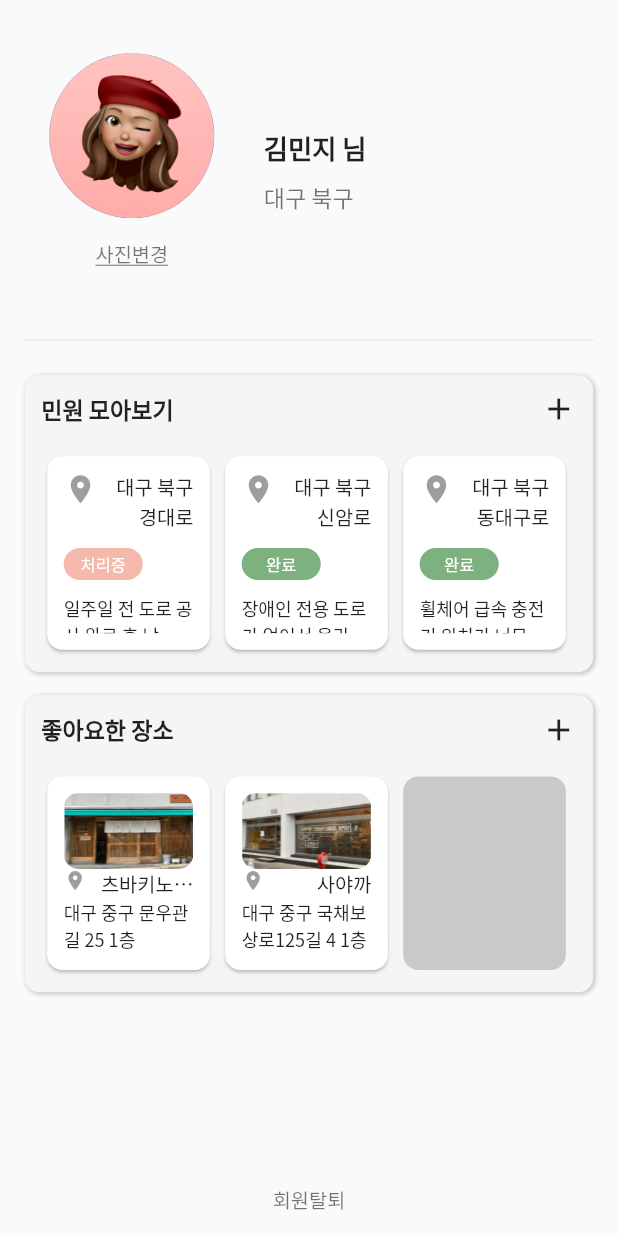
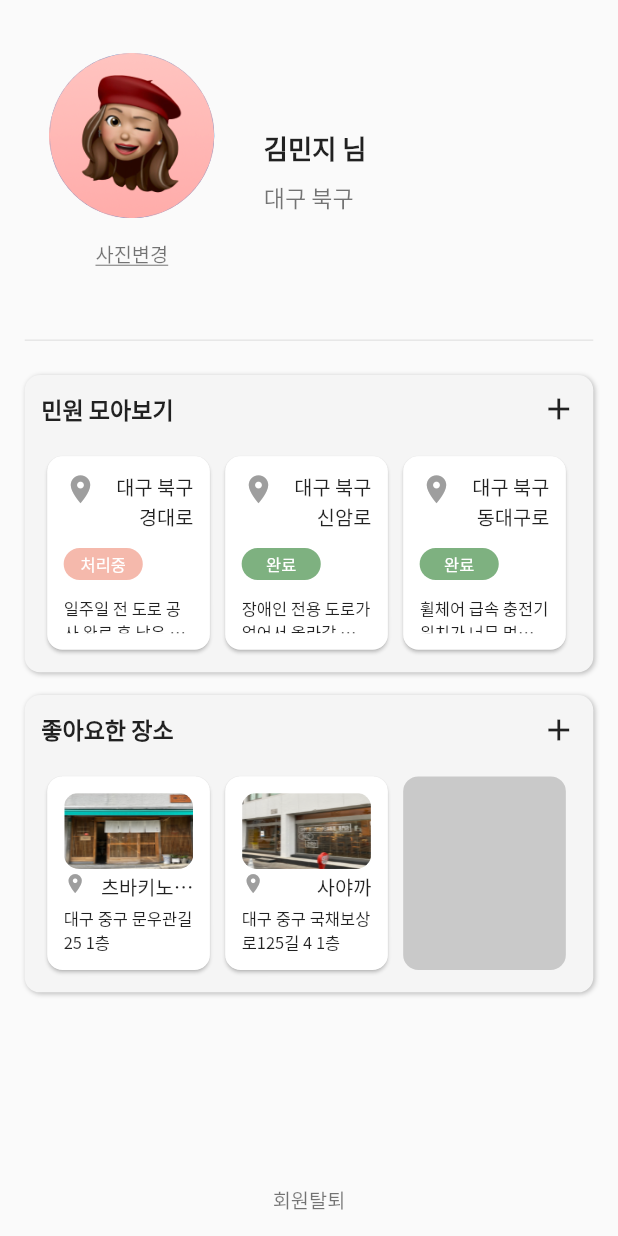
Before and after one commit to WheelEasyWorld/frontend, a Flutter app: the screen it shows after launch, on a phone screen of 412 x 824 dp. Run offline on Flutter 3.47's test engine with Material 2 defaults, Android fonts, the light colour scheme and no system bars; our stand-ins replace dio, flutter_dotenv, flutter_screenutil, get; missing offline and left inert: kakao_flutter_sdk; statements that could not run were skipped.

Commit message:
make UI better

```diff
--- a/lib/screens/mypage_screen.dart
+++ b/lib/screens/mypage_screen.dart
@@ -148,7 +148,7 @@ List<Widget> buildHeart() {
                     maxLines: 2,
                     overflow: TextOverflow.ellipsis,
                     style:
-                        TextStyle(fontSize: 11.sp, fontWeight: FontWeight.w100),
+                        TextStyle(fontSize: 10.sp, fontWeight: FontWeight.w200),
                   ),
                 ),
               ],
@@ -205,9 +205,12 @@ List<Widget> buildRequest() {
                       color: Colors.grey,
                       size: 22.h,
                     ),
+                    SizedBox(width: 8.w),
                     Flexible(
                       child: Text(
                         data["request"][i]["address"],
+                        maxLines: 2,
+                        overflow: TextOverflow.ellipsis,
                         textAlign: TextAlign.right,
                         style: TextStyle(fontSize: 12.sp),
                       ),
@@ -238,7 +241,7 @@ List<Widget> buildRequest() {
                     maxLines: 2,
                     overflow: TextOverflow.ellipsis,
                     style:
-                        TextStyle(fontSize: 11.sp, fontWeight: FontWeight.w100),
+                        TextStyle(fontSize: 10.sp, fontWeight: FontWeight.w200),
                   ),
                 ),
               ],
```
